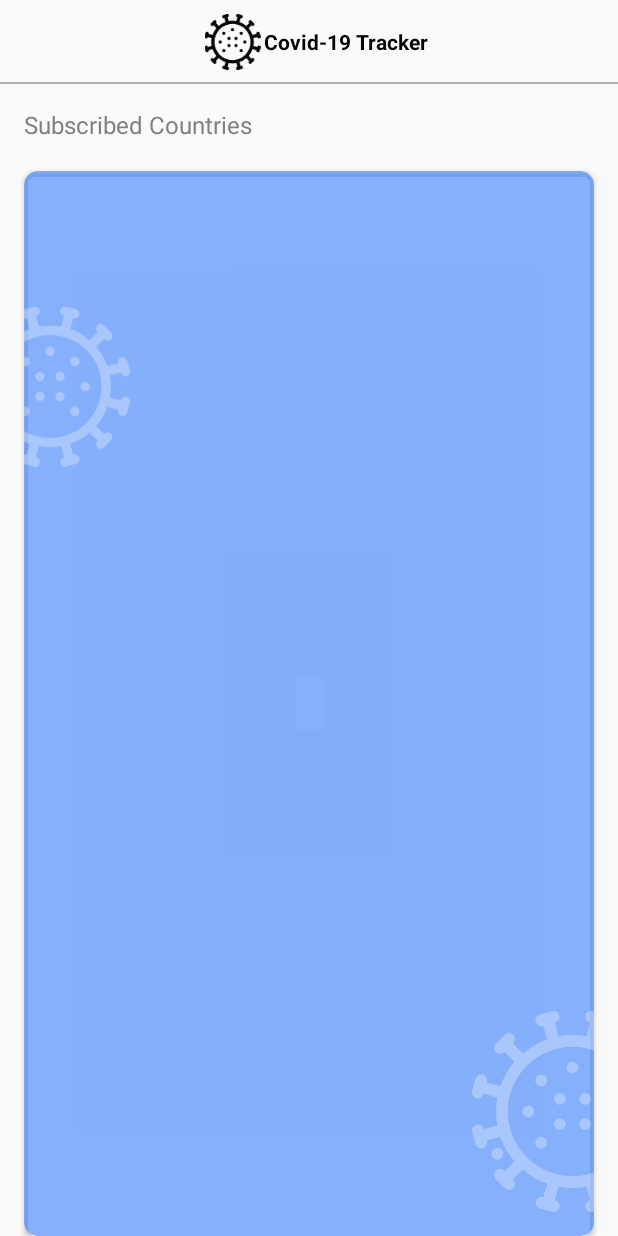
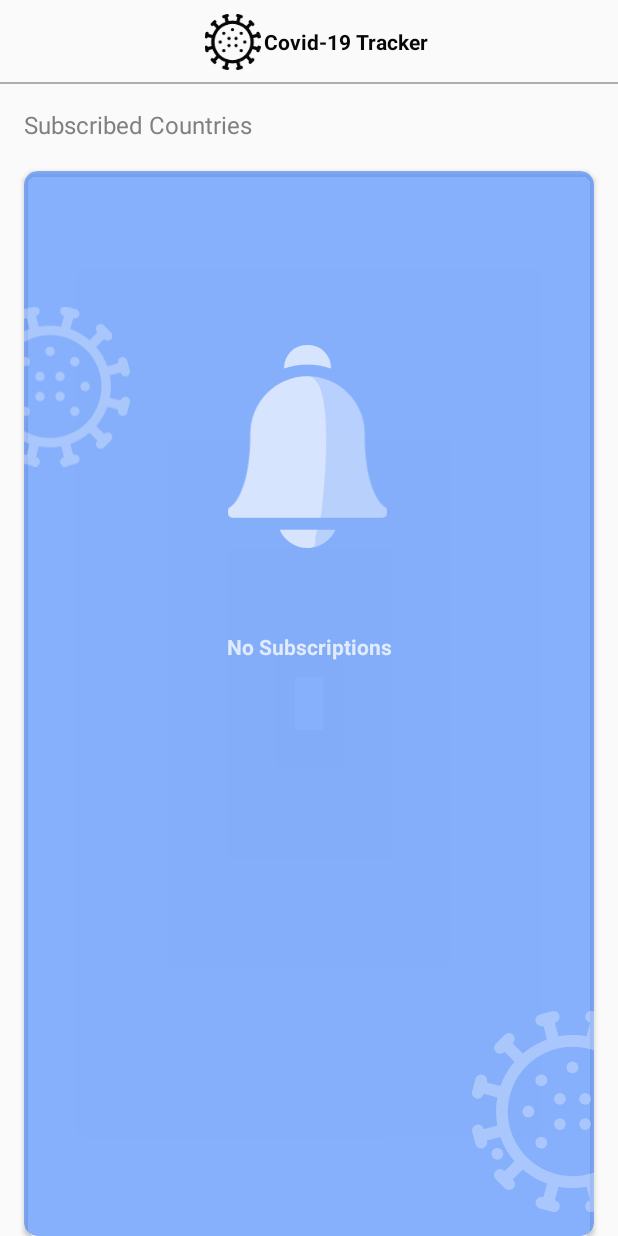
Before and after one commit to abdelmalek-roshdi/Covid-19tracker, an Android app: the SubscribedFragment screen opened through its navigation route, on a phone screen of 412 x 824 dp. Run offline under Robolectric (Android 15) with nearby library versions, the phone set to English and light mode, and no system bars; libraries missing offline, so code that uses them is left out: lecho.lib.hellocharts; 2 statements that could not run were skipped.

Commit message:
Subscribed page updates

```diff
--- a/app/src/main/java/com/health/covid19/data/StatisticsRepository.kt
+++ b/app/src/main/java/com/health/covid19/data/StatisticsRepository.kt
@@ -2,7 +2,9 @@ package com.health.covid19.data
 
 import androidx.lifecycle.LiveData
 import com.health.covid19.enitites.Case
+import com.health.covid19.enitites.WorldWide
 
 interface StatisticsRepository {
-   suspend fun getCaseForContinent(countryName: String): List<Case>
+   suspend fun getCaseForContinent(Continent: String): List<Case>
+   suspend fun getWorlWidw():WorldWide
 }
--- a/app/src/main/java/com/health/covid19/room/CaseDao.kt
+++ b/app/src/main/java/com/health/covid19/room/CaseDao.kt
@@ -14,7 +14,7 @@ interface CaseDao {
     @Query("SELECT * FROM case_table")
     fun getAllCases(): LiveData<List<Case>>
 
-    @Query("SELECT * FROM case_table where isSubscribed")
+    @Query("SELECT * FROM case_table where isSubscribed ")
     suspend fun getSubscribedCases(): List<Case>
 
     @Query("SELECT * FROM case_table where country= :CountryName")
--- a/app/src/main/java/com/health/covid19/ui/main/SubscribedFragment.kt
+++ b/app/src/main/java/com/health/covid19/ui/main/SubscribedFragment.kt
@@ -3,19 +3,27 @@ package com.health.covid19.ui.main
 import androidx.lifecycle.ViewModelProviders
 import android.os.Bundle
 import android.os.ResultReceiver
+import android.util.Log
 import androidx.fragment.app.Fragment
 import android.view.LayoutInflater
 import android.view.View
 import android.view.ViewGroup
+import androidx.core.view.isVisible
 import androidx.lifecycle.Observer
 import androidx.lifecycle.ViewModelProvider
 import androidx.recyclerview.widget.LinearLayoutManager
+import androidx.recyclerview.widget.RecyclerView
 
 import com.health.covid19.R
 import com.health.covid19.app.Covid19TrackerApp
+import com.health.covid19.enitites.Case
+import com.health.covid19.ui.adapters.CountryRatesAdapter
+import com.health.covid19.ui.adapters.SubscribedCountriesAdapter
 import com.health.covid19.viewmodels.CasesViewModel
 import com.health.covid19.viewmodels.SubscribedViewModel
+import kotlinx.android.synthetic.main.subscribed_fragment.*
 import kotlinx.android.synthetic.main.subscribed_fragment.view.*
+import kotlinx.android.synthetic.main.subscribed_fragment.view.emptySubscriptionList
 import javax.inject.Inject
 
 class SubscribedFragment : Fragment() {
@@ -25,6 +33,8 @@ class SubscribedFragment : Fragment() {
     @Inject
     lateinit var modelFactory: ViewModelProvider.Factory
     private lateinit var model: CasesViewModel
+    private lateinit var subscribedRecyclerView: RecyclerView
+    private lateinit var subscribedAdapter: SubscribedCountriesAdapter
 
     override fun onCreateView(
         inflater: LayoutInflater, container: ViewGroup?,
@@ -43,9 +53,29 @@ class SubscribedFragment : Fragment() {
         app = activity?.application as Covid19TrackerApp
         app.covid19TrackerComponent.inject(this)
         model = modelFactory.create(CasesViewModel::class.java)
+        subscribedRecyclerView = view.subscribed_countries_recyclerView
+        subscribedAdapter = SubscribedCountriesAdapter()
+        subscribedRecyclerView.layoutManager = LinearLayoutManager(activity)
+        subscribedRecyclerView.adapter = subscribedAdapter
         view.subscribed_countries_recyclerView.layoutManager = LinearLayoutManager(activity)
+        subscribedAdapter.setViewModel(model)
+        setView()
+
+    }
+
+    private fun setView(){
         model.subscribedCases.observe(requireActivity(),  Observer {
-            //TODO populate the recyclerView with data
+                subscribedCases ->
+            if (subscribedCases.count()>0){
+                emptySubscriptionList.isVisible=false
+                emptystateimg.isVisible=false
+            }else{ emptySubscriptionList.isVisible=true
+                emptystateimg.isVisible=true}
+            subscribedAdapter.submitList(subscribedCases)
+            Log.d("sub","sub")
+
+            // countryRatesAdapter.submitList(model.cases.value?.filter { case -> case.country.startsWith("s", true) })
+
         })
     }
 
--- /dev/null
+++ b/app/src/main/res/drawable/empty_state1.xml
@@ -0,0 +1,36 @@
+<vector xmlns:android="http://schemas.android.com/apk/res/android"
+    android:width="69.657dp"
+    android:height="87.887dp"
+    android:viewportWidth="69.657"
+    android:viewportHeight="87.887">
+  <path
+      android:pathData="M22.674,79.959a13.3,13.3 0,0 0,12.152 7.928c5.419,0 2.256,-3.264 4.32,-7.928Z"
+      android:strokeAlpha="0.42"
+      android:fillColor="#fff"
+      android:fillAlpha="0.42"/>
+  <path
+      android:pathData="M34.828,8.4a29.862,29.862 0,0 1,10.2 1.786L45.028,9.791A9.8,9.8 0,0 0,35.235 0h-0.811a9.8,9.8 0,0 0,-9.79 9.791v0.388A29.921,29.921 0,0 1,34.828 8.4Z"
+      android:strokeAlpha="0.42"
+      android:fillColor="#fff"
+      android:fillAlpha="0.42"/>
+  <path
+      android:pathData="M2.648,74.801a2.623,2.623 0,0 1,-2.586 -2.012,2.5 2.5,0 0,1 1.377,-2.847c0.259,-0.168 2.206,-1.53 4.156,-5.65 3.581,-7.567 4.333,-18.226 4.333,-25.836a24.928,24.928 0,0 1,24.9 -24.9c13.7,0 6.009,60.066 5.758,61.246Z"
+      android:strokeAlpha="0.42"
+      android:fillColor="#fff"
+      android:fillAlpha="0.42"/>
+  <path
+      android:pathData="M22.674,79.959a13.276,13.276 0,0 0,24.3 0Z"
+      android:strokeAlpha="0.42"
+      android:fillColor="#fff"
+      android:fillAlpha="0.42"/>
+  <path
+      android:pathData="M34.828,8.4a29.862,29.862 0,0 1,10.2 1.786L45.028,9.791A9.8,9.8 0,0 0,35.235 0h-0.811a9.8,9.8 0,0 0,-9.79 9.791v0.388A29.921,29.921 0,0 1,34.828 8.4Z"
+      android:strokeAlpha="0.42"
+      android:fillColor="#fff"
+      android:fillAlpha="0.42"/>
+  <path
+      android:pathData="M67.011,74.801L2.648,74.801a2.623,2.623 0,0 1,-2.586 -2.012,2.5 2.5,0 0,1 1.377,-2.847c0.259,-0.168 2.206,-1.53 4.156,-5.65 3.581,-7.567 4.333,-18.226 4.333,-25.836a24.9,24.9 0,0 1,49.8 -0.1c0,0.033 0,0.066 0,0.1 0,7.61 0.752,18.269 4.333,25.836 1.95,4.121 3.9,5.483 4.156,5.65a2.5,2.5 0,0 1,1.377 2.847A2.623,2.623 0,0 1,67.011 74.801ZM68.249,69.96h0Z"
+      android:strokeAlpha="0.42"
+      android:fillColor="#fff"
+      android:fillAlpha="0.42"/>
+</vector>
--- a/app/src/main/res/layout/subscribed_fragment.xml
+++ b/app/src/main/res/layout/subscribed_fragment.xml
@@ -109,13 +109,44 @@
                 app:layout_constraintVertical_bias="1.0" />
 
             <androidx.recyclerview.widget.RecyclerView
-                android:layout_width="374dp"
-                android:layout_height="669dp"
                 android:id="@+id/subscribed_countries_recyclerView"
+                android:layout_width="match_parent"
+                android:layout_height="wrap_content"
+                android:layout_marginTop="10dp"
                 app:layout_constraintBottom_toBottomOf="parent"
                 app:layout_constraintEnd_toEndOf="parent"
+                app:layout_constraintHorizontal_bias="0.0"
                 app:layout_constraintStart_toStartOf="parent"
+                app:layout_constraintTop_toTopOf="parent"
+                app:layout_constraintVertical_bias="0.0" />
+
+            <TextView
+                android:id="@+id/emptySubscriptionList"
+                android:layout_width="wrap_content"
+                android:layout_height="wrap_content"
+                android:layout_marginStart="50dp"
+                android:layout_marginEnd="50dp"
+                android:layout_marginBottom="50dp"
+                android:text="No Subscriptions"
+                android:textColor="#C0FFFFFF"
+                android:textStyle="bold"
+                app:layout_constraintBottom_toBottomOf="parent"
+                app:layout_constraintEnd_toEndOf="parent"
+                app:layout_constraintStart_toStartOf="@+id/subscribed_countries_recyclerView"
+                app:layout_constraintTop_toBottomOf="@+id/emptystateimg"
+                app:layout_constraintVertical_bias="0.143" />
+
+            <ImageView
+                android:id="@+id/emptystateimg"
+                android:layout_width="134dp"
+                android:layout_height="135dp"
+                android:layout_marginTop="116dp"
+                android:src="@drawable/empty_state1"
+                app:layout_constraintEnd_toEndOf="@+id/emptySubscriptionList"
+                app:layout_constraintHorizontal_bias="0.56"
+                app:layout_constraintStart_toStartOf="@+id/emptySubscriptionList"
                 app:layout_constraintTop_toTopOf="parent" />
+
         </androidx.constraintlayout.widget.ConstraintLayout>
 
     </androidx.cardview.widget.CardView>
--- a/app/src/main/res/navigation/nav_graph.xml
+++ b/app/src/main/res/navigation/nav_graph.xml
@@ -50,5 +50,10 @@
         android:id="@+id/subscribedFragment"
         android:name="com.health.covid19.ui.main.SubscribedFragment"
         android:label="subscribed_fragment"
-        tools:layout="@layout/subscribed_fragment" />
+        tools:layout="@layout/subscribed_fragment" >
+
+        <action
+            android:id="@+id/action_subscribedFragment_to_countryInfoPage"
+            app:destination="@id/countryInfoPage" />
+    </fragment>
 </navigation>
```
Also changed, not shown: app/src/main/java/com/health/covid19/data/StatististicsRepositoryImp.kt (+8 -2 lines), app/src/main/java/com/health/covid19/ui/adapters/SubscribedCountriesAdabter.kt (added, +98 -0 lines), app/src/main/java/com/health/covid19/ui/main/CountryInfoPage.kt (+70 -48 lines), app/src/main/java/com/health/covid19/ui/main/StatisticsFragment.kt (+58 -12 lines), app/src/main/java/com/health/covid19/viewmodels/StatisticsViewModel.kt (+26 -46 lines), app/src/main/res/drawable/no_connection.xml (added, +36 -0 lines), app/src/main/res/layout/subscribed_countries_item.xml (+7 -6 lines).
